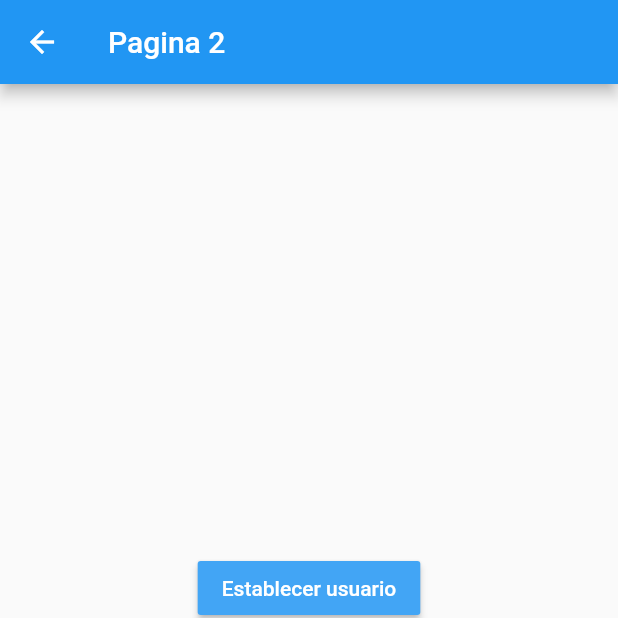
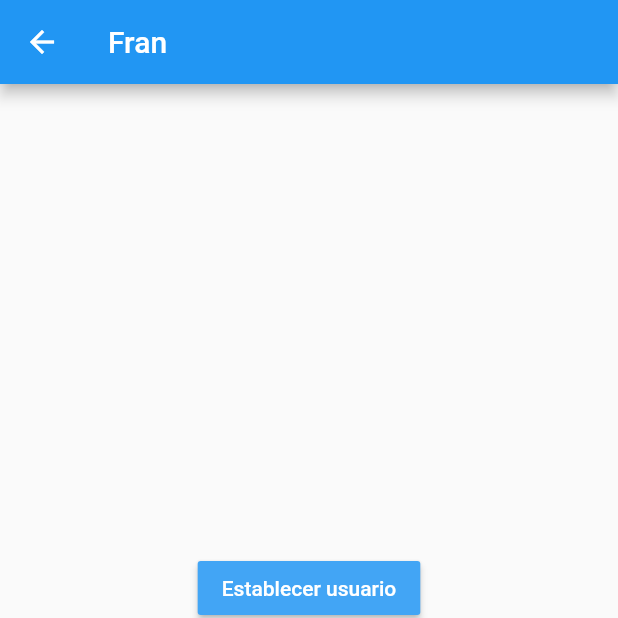
Before and after one commit to frandeharo/flutter-manejadores-estados, a Flutter app: the Pagina2Page screen opened by its route, after a tap on "Establecer usuario", on a phone screen of 412 x 824 dp, the top half of it. Run offline on Flutter 3.47's test engine with Material 2 defaults, Android fonts, the phone set to English and light mode, and no system bars; accounts and stored records are empty.

```diff
--- a/lib/models/usuario.dart
+++ b/lib/models/usuario.dart
@@ -1,7 +1,7 @@
 class Usuario {
   String nombre;
   int edad;
-  List<String>? profesiones;
+  List<String>? profesiones = [];
 
   Usuario({required this.nombre, required this.edad, this.profesiones});
 }
--- a/lib/pages/pagina1_page.dart
+++ b/lib/pages/pagina1_page.dart
@@ -1,13 +1,27 @@
+import 'package:estados_app/models/usuario.dart';
 import 'package:flutter/material.dart';
+
+import 'package:provider/provider.dart';
+
+import 'package:estados_app/services/usuario_service.dart';
 
 class Pagina1Page extends StatelessWidget {
   @override
   Widget build(BuildContext context) {
+    final usuarioService = Provider.of<UsuarioService>(context);
+
     return Scaffold(
       appBar: AppBar(
         title: Text('Pagina 1'),
+        actions: [
+          IconButton(onPressed: () => usuarioService.limpiarUsuario(), icon: Icon(Icons.logout)),
+        ],
       ),
-      body: InformacionUsuario(),
+      body: (usuarioService.existeUsuario)
+          ? InformacionUsuario(usuarioService.usuario)
+          : Center(
+              child: Text('No existen datos del usuario'),
+            ),
       floatingActionButton: FloatingActionButton(
         child: Icon(Icons.account_tree),
         onPressed: () => Navigator.pushNamed(context, 'pagina2'),
@@ -17,6 +31,10 @@ class Pagina1Page extends StatelessWidget {
 }
 
 class InformacionUsuario extends StatelessWidget {
+  final Usuario usuario;
+
+  const InformacionUsuario(this.usuario);
+
   @override
   Widget build(BuildContext context) {
     return Container(
@@ -28,13 +46,12 @@ class InformacionUsuario extends StatelessWidget {
         children: [
           Text('General', style: TextStyle(fontSize: 18, fontWeight: FontWeight.bold)),
           Divider(),
-          ListTile(title: Text('Nombre:')),
-          ListTile(title: Text('Edad:')),
+          ListTile(title: Text('Nombre: ${usuario.nombre}')),
+          ListTile(title: Text('Edad: ${usuario.edad}')),
           Text('Profesiones', style: TextStyle(fontSize: 18, fontWeight: FontWeight.bold)),
           Divider(),
-          ListTile(title: Text('Profesion 1:')),
-          ListTile(title: Text('Profesion 2:')),
-          ListTile(title: Text('Profesion 3:')),
+          // ListTile(title: Text('Profesion 1:')),
+          ...usuario.profesiones!.map((p) => ListTile(title: Text(p))).toList()
         ],
       ),
     );
--- a/lib/pages/pagina2_page.dart
+++ b/lib/pages/pagina2_page.dart
@@ -1,11 +1,16 @@
+import 'package:estados_app/models/usuario.dart';
+import 'package:estados_app/services/usuario_service.dart';
 import 'package:flutter/material.dart';
+import 'package:provider/provider.dart';
 
 class Pagina2Page extends StatelessWidget {
   @override
   Widget build(BuildContext context) {
+    final usuarioService = Provider.of<UsuarioService>(context);
+
     return Scaffold(
       appBar: AppBar(
-        title: Text('Pagina 2'),
+        title: (usuarioService.existeUsuario) ? Text(usuarioService.usuario.nombre) : Text('Pagina 2'),
       ),
       body: Center(
         child: Column(
@@ -17,7 +22,11 @@ class Pagina2Page extends StatelessWidget {
                 style: TextStyle(color: Colors.white),
               ),
               color: Colors.blue[400],
-              onPressed: () {},
+              onPressed: () {
+                final nuevoUsuario =
+                    new Usuario(nombre: 'Fran', edad: 34, profesiones: ['FullStack Developer', 'Fotógrafo']);
+                usuarioService.usuario = nuevoUsuario;
+              },
             ),
             MaterialButton(
               child: Text(
@@ -25,7 +34,7 @@ class Pagina2Page extends StatelessWidget {
                 style: TextStyle(color: Colors.white),
               ),
               color: Colors.blue[400],
-              onPressed: () {},
+              onPressed: () => usuarioService.cambiarEdad(30),
             ),
             MaterialButton(
               child: Text(
@@ -33,7 +42,7 @@ class Pagina2Page extends StatelessWidget {
                 style: TextStyle(color: Colors.white),
               ),
               color: Colors.blue[400],
-              onPressed: () {},
+              onPressed: () => usuarioService.agregarProfesion(),
             ),
           ],
         ),
--- /dev/null
+++ b/lib/services/usuario_service.dart
@@ -0,0 +1,30 @@
+import 'package:flutter/material.dart';
+
+import 'package:estados_app/models/usuario.dart';
+
+class UsuarioService with ChangeNotifier {
+  Usuario? _usuario;
+
+  Usuario get usuario => this._usuario!;
+  bool get existeUsuario => this._usuario != null ? true : false;
+
+  set usuario(Usuario user) {
+    this._usuario = user;
+    notifyListeners();
+  }
+
+  void cambiarEdad(int edad) {
+    this._usuario!.edad = edad;
+    notifyListeners();
+  }
+
+  void agregarProfesion() {
+    this._usuario!.profesiones!.add('Profesion ${this._usuario!.profesiones!.length + 1}');
+    notifyListeners();
+  }
+
+  void limpiarUsuario() {
+    this._usuario = null;
+    notifyListeners();
+  }
+}
--- a/pubspec.yaml
+++ b/pubspec.yaml
@@ -28,6 +28,7 @@ dependencies:
   # The following adds the Cupertino Icons font to your application.
   # Use with the CupertinoIcons class for iOS style icons.
   cupertino_icons: ^1.0.2
+  provider: ^5.0.0
 
 dev_dependencies:
   flutter_test:
```
Also changed, not shown: lib/main.dart (+8 -1 lines), pubspec.lock.
